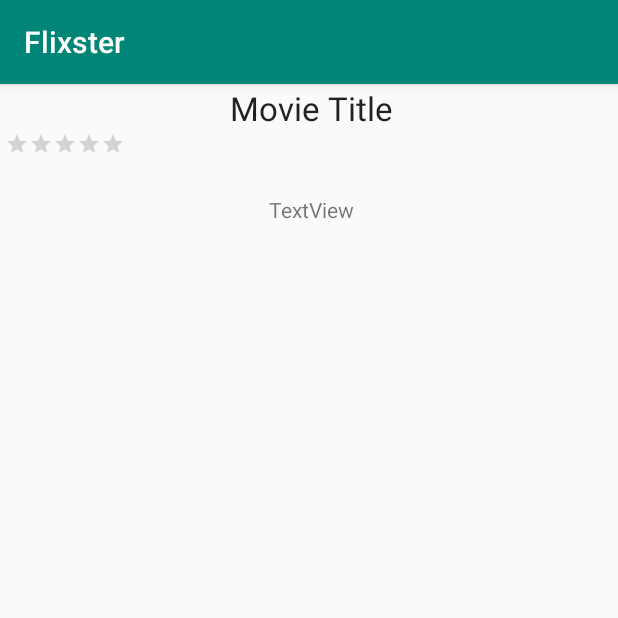
After one commit to brianadouglas/Flixster, an Android app: the MovieDetailsActivity screen opened directly, with no data from a screen before it, on a phone screen of 412 x 824 dp, the top half of it. The commit adds this screen. Run offline under Robolectric (Android 15) with nearby library versions, the phone set to English and light mode, and no system bars; libraries missing offline, so code that uses them is left out: org.parceler; 5 statements that could not run were skipped.

```diff
--- a/app/build.gradle
+++ b/app/build.gradle
@@ -31,4 +31,6 @@ dependencies {
     implementation 'com.github.bumptech.glide:glide:3.8.0'
     implementation 'jp.wasabeef:glide-transformations:2.0.2'
     implementation 'jp.co.cyberagent.android.gpuimage:gpuimage-library:1.4.1'
+    implementation 'org.parceler:parceler-api:1.1.12'
+    annotationProcessor 'org.parceler:parceler:1.1.12'
 }
--- a/app/src/main/AndroidManifest.xml
+++ b/app/src/main/AndroidManifest.xml
@@ -2,7 +2,7 @@
 <manifest xmlns:android="http://schemas.android.com/apk/res/android"
     package="com.example.flixster">
 
-    <uses-permission android:name="android.permission.INTERNET"/>
+    <uses-permission android:name="android.permission.INTERNET" />
 
     <application
         android:allowBackup="true"
@@ -11,6 +11,7 @@
         android:roundIcon="@mipmap/ic_launcher_round"
         android:supportsRtl="true"
         android:theme="@style/AppTheme">
+        <activity android:name=".MovieDetailsActivity"></activity>
         <activity android:name=".MoviesListActivity">
             <intent-filter>
                 <action android:name="android.intent.action.MAIN" />
--- /dev/null
+++ b/app/src/main/java/com/example/flixster/MovieDetailsActivity.java
@@ -0,0 +1,45 @@
+package com.example.flixster;
+
+import android.os.Bundle;
+import android.util.Log;
+import android.widget.RatingBar;
+import android.widget.TextView;
+
+import androidx.appcompat.app.AppCompatActivity;
+
+import com.example.flixster.models.Movie;
+
+import org.parceler.Parcels;
+
+public class MovieDetailsActivity extends AppCompatActivity {
+
+    // the movie to display
+    Movie movie;
+    TextView tvTitle;
+    TextView tvOverview;
+    RatingBar rbVoteAverage;
+
+    @Override
+    protected void onCreate(Bundle savedInstanceState) {
+        super.onCreate(savedInstanceState);
+        setContentView(R.layout.activity_movie_details);
+
+        //declaring the ratings values
+        tvTitle = (TextView) findViewById(R.id.tvTitle);
+        tvOverview = (TextView) findViewById(R.id.tvOverview);
+        rbVoteAverage = (RatingBar) findViewById(R.id.rbVoteAverage);
+
+        // unwrap the movie passed in via intent, using its simple name as a key
+        movie = (Movie) Parcels.unwrap(getIntent().getParcelableExtra(Movie.class.getSimpleName()));
+        Log.d("MovieDetailsActivity", String.format("Showing details for %s", movie.getTitle())); // a debugging log
+
+        //set the title and the overview
+        tvTitle.setText(movie.getTitle());
+        tvOverview.setText(movie.getOverview());
+
+        //vote average is on a scale of 10, so it needs to be converted
+        float voteAverage = movie.getVoteAverage().floatValue();
+        rbVoteAverage.setRating(voteAverage = voteAverage > 0 ? voteAverage / 2.0f : voteAverage);
+
+    }
+}
--- /dev/null
+++ b/app/src/main/res/layout/activity_movie_details.xml
@@ -0,0 +1,44 @@
+<?xml version="1.0" encoding="utf-8"?>
+<androidx.constraintlayout.widget.ConstraintLayout xmlns:android="http://schemas.android.com/apk/res/android"
+    xmlns:app="http://schemas.android.com/apk/res-auto"
+    xmlns:tools="http://schemas.android.com/tools"
+    android:layout_width="match_parent"
+    android:layout_height="match_parent"
+    tools:context=".MovieDetailsActivity">
+
+    <TextView
+        android:id="@+id/tvTitle"
+        android:layout_width="wrap_content"
+        android:layout_height="wrap_content"
+        android:layout_marginStart="3dp"
+        android:layout_marginTop="1dp"
+        android:text="Movie Title"
+        android:textAppearance="@style/TextAppearance.AppCompat.Large"
+        app:layout_constraintEnd_toEndOf="parent"
+        app:layout_constraintStart_toStartOf="parent"
+        app:layout_constraintTop_toTopOf="parent" />
+
+    <RatingBar
+        android:id="@+id/rbVoteAverage"
+        style="@style/Widget.AppCompat.RatingBar.Small"
+        android:layout_width="wrap_content"
+        android:layout_height="wrap_content"
+        android:layout_marginStart="3dp"
+        android:layout_marginTop="1dp"
+        android:numStars="5"
+        android:stepSize="0.5"
+        app:layout_constraintStart_toStartOf="parent"
+        app:layout_constraintTop_toBottomOf="@+id/tvTitle" />
+
+    <TextView
+        android:id="@+id/tvOverview"
+        android:layout_width="wrap_content"
+        android:layout_height="wrap_content"
+        android:layout_marginStart="3dp"
+        android:layout_marginBottom="649dp"
+        android:text="TextView"
+        app:layout_constraintBottom_toBottomOf="parent"
+        app:layout_constraintEnd_toEndOf="parent"
+        app:layout_constraintStart_toStartOf="parent"
+        app:layout_constraintTop_toBottomOf="@+id/rbVoteAverage" />
+</androidx.constraintlayout.widget.ConstraintLayout>
```
Also changed, not shown: app/src/main/java/com/example/flixster/MovieAdapter.java (+24 -1 lines), app/src/main/java/com/example/flixster/models/Movie.java (+15 -4 lines).
